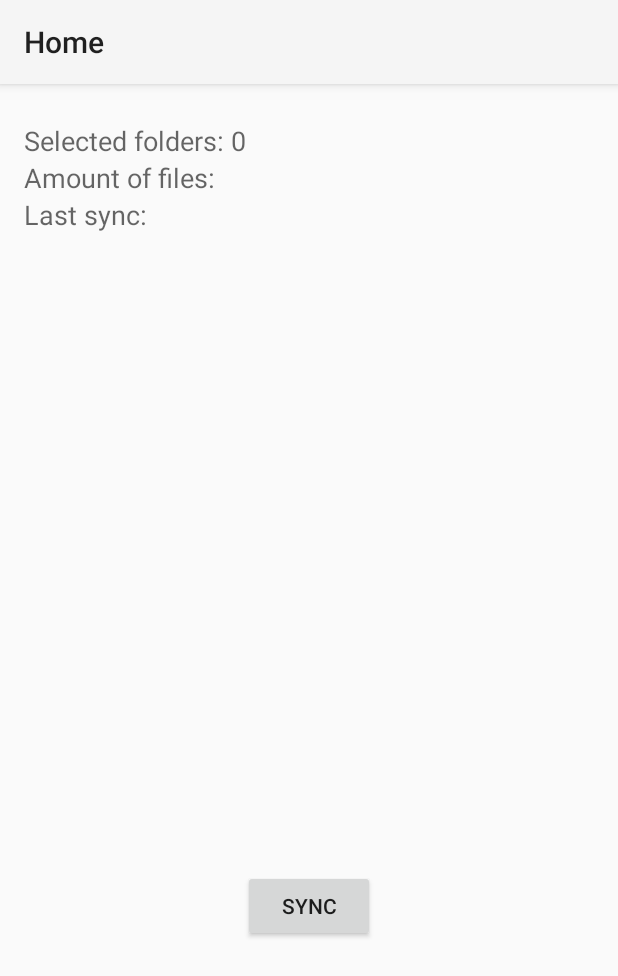
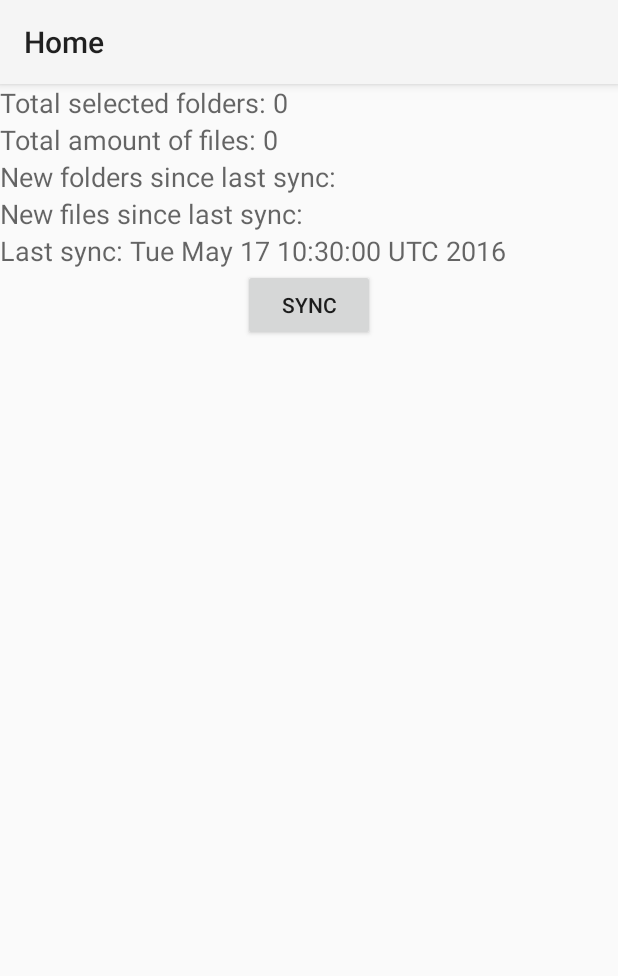
Before and after one commit to SilverJan/PhotoSync, an Android app: the screen it shows after launch (MainActivity), on a phone screen of 412 x 824 dp. Shown: the top 976 px of the screen. Run offline under Robolectric (Android 15) with nearby library versions, the phone set to English and light mode, and no system bars.

Commit message:
Android dashboard and SharedPreferences

```diff
--- a/app/build.gradle
+++ b/app/build.gradle
@@ -23,4 +23,5 @@ dependencies {
     compile fileTree(dir: 'libs', include: ['*.jar'])
     testCompile 'junit:junit:4.12'
     compile 'com.android.support:appcompat-v7:23.0.1'
+    compile 'com.squareup.retrofit2:retrofit:2.0.2'
 }
--- a/app/src/main/AndroidManifest.xml
+++ b/app/src/main/AndroidManifest.xml
@@ -3,6 +3,7 @@
     package="de.jbi.photosync">
 
     <uses-permission android:name="android.permission.READ_EXTERNAL_STORAGE" />
+    <uses-permission android:name="android.permission.INTERNET"/>
 
     <application
         android:allowBackup="true"
@@ -17,7 +18,6 @@
                 <category android:name="android.intent.category.LAUNCHER" />
             </intent-filter>
         </activity>
-        <activity android:name=".activities.DeviceInfoActivity" />
     </application>
 
 </manifest>
--- a/app/src/main/java/de/jbi/photosync/activities/MainActivity.java
+++ b/app/src/main/java/de/jbi/photosync/activities/MainActivity.java
@@ -11,12 +11,15 @@ import android.widget.AdapterView;
 import android.widget.ArrayAdapter;
 import android.widget.ListView;
 
+import java.util.List;
+
 import de.jbi.photosync.R;
 import de.jbi.photosync.content.DataContentHandler;
+import de.jbi.photosync.content.SharedPreferencesUtil;
 import de.jbi.photosync.fragments.DashboardFragment;
 import de.jbi.photosync.fragments.DeviceInfoFragment;
 import de.jbi.photosync.fragments.FolderSelectionFragment;
-import de.jbi.photosync.utils.MockFolder;
+import de.jbi.photosync.utils.Folder;
 
 public class MainActivity extends AppCompatActivity {
     private DrawerLayout drawerLayout;
@@ -30,6 +33,9 @@ public class MainActivity extends AppCompatActivity {
     protected void onCreate(Bundle savedInstanceState) {
         super.onCreate(savedInstanceState);
         setContentView(R.layout.activity_main);
+
+        List<Folder> initialFolders = SharedPreferencesUtil.getFolders(this);
+        DataContentHandler.getInstance().setSelectedFolders(initialFolders);
 
         fragmentTitles = getResources().getStringArray(R.array.fragments_array);
         drawerLayout = (DrawerLayout) findViewById(R.id.drawer_layout);
--- a/app/src/main/java/de/jbi/photosync/content/DataContentHandler.java
+++ b/app/src/main/java/de/jbi/photosync/content/DataContentHandler.java
@@ -10,7 +10,6 @@ import de.jbi.photosync.utils.Folder;
  */
 public class DataContentHandler {
     private static DataContentHandler ourInstance = new DataContentHandler();
-
     private List<Folder> selectedFolders;
 
     public static DataContentHandler getInstance() {
@@ -53,4 +52,12 @@ public class DataContentHandler {
         selectedFolders.remove(folder);
     }
 
+    public int getTotalAmountOfFiles() {
+        int total = 0;
+        for (Folder folder:selectedFolders) {
+            total += folder.getChildAmount();
+        }
+        return total;
+    }
+
 }
--- /dev/null
+++ b/app/src/main/java/de/jbi/photosync/content/SharedPreferencesUtil.java
@@ -0,0 +1,80 @@
+package de.jbi.photosync.content;
+
+import android.content.Context;
+import android.content.SharedPreferences;
+
+import java.io.File;
+import java.util.ArrayList;
+import java.util.Date;
+import java.util.GregorianCalendar;
+import java.util.List;
+import java.util.Locale;
+import java.util.Map;
+import java.util.SimpleTimeZone;
+
+import de.jbi.photosync.R;
+import de.jbi.photosync.utils.Folder;
+
+/**
+ * Created by Jan on 16.05.2016.
+ */
+public class SharedPreferencesUtil {
+    private static final String META_LAST_SYNC = "LAST_SYNC";
+
+    public static List<Folder> getFolders(Context ctx) {
+        SharedPreferences sharedPref = ctx.getSharedPreferences(ctx.getString(R.string.shared_preference_data), Context.MODE_PRIVATE);
+
+        List<Folder> folderList = new ArrayList<>();
+        Map<String, ?> folderMaps = sharedPref.getAll();
+
+        for (String key : folderMaps.keySet()) {
+            File folderFile = new File((String) folderMaps.get(key));
+            Folder folder = new Folder(folderFile, true);
+            folderList.add(folder);
+        }
+
+        return folderList;
+    }
+
+    public static void addFolder(Context ctx, Folder folder) {
+        SharedPreferences sharedPref = ctx.getSharedPreferences(ctx.getString(R.string.shared_preference_data), Context.MODE_PRIVATE);
+        SharedPreferences.Editor editor = sharedPref.edit();
+
+        editor.putString(folder.getId().toString(), folder.getAbsolutePath().getAbsolutePath());
+        editor.commit();
+    }
+
+    public static void removeFolder(Context ctx, Folder folder) {
+        if (!getFolders(ctx).contains(folder)) {
+//            throw new IllegalArgumentException("Folder was not found in local storage!");
+            // TODO dafuq
+        }
+
+        SharedPreferences sharedPref = ctx.getSharedPreferences(ctx.getString(R.string.shared_preference_data), Context.MODE_PRIVATE);
+        SharedPreferences.Editor editor = sharedPref.edit();
+
+        editor.remove(folder.getId().toString());
+        editor.commit();
+
+        List<Folder> bla = getFolders(ctx);
+    }
+
+    public static void cleanFolderStorage(Context ctx) {
+        SharedPreferences sharedPref = ctx.getSharedPreferences(ctx.getString(R.string.shared_preference_data), Context.MODE_PRIVATE);
+        SharedPreferences.Editor editor = sharedPref.edit();
+        editor.clear();
+        editor.commit();
+    }
+
+    public static void addMetaData(Context ctx) {
+        SharedPreferences sharedPref = ctx.getSharedPreferences(ctx.getString(R.string.shared_preference_meta), Context.MODE_PRIVATE);
+        SharedPreferences.Editor editor = sharedPref.edit();
+
+        editor.putString(META_LAST_SYNC, new Date(System.currentTimeMillis()).toString());
+    }
+
+    public static String getMetaData(Context ctx) {
+        SharedPreferences sharedPref = ctx.getSharedPreferences(ctx.getString(R.string.shared_preference_meta), Context.MODE_PRIVATE);
+        return sharedPref.getString(META_LAST_SYNC, new Date(System.currentTimeMillis()).toString());
+    }
+}
--- a/app/src/main/java/de/jbi/photosync/fragments/DashboardFragment.java
+++ b/app/src/main/java/de/jbi/photosync/fragments/DashboardFragment.java
@@ -11,16 +11,15 @@ import android.os.Bundle;
 import android.view.LayoutInflater;
 import android.view.View;
 import android.view.ViewGroup;
+import android.widget.Button;
 import android.widget.TextView;
 
 import de.jbi.photosync.R;
 import de.jbi.photosync.content.DataContentHandler;
+import de.jbi.photosync.content.SharedPreferencesUtil;
 
 import static de.jbi.photosync.content.DataContentHandler.getInstance;
 
-/**
- * Fragment that appears in the "frame_container", shows an empty fragment
- */
 public class DashboardFragment extends Fragment {
     private Activity activity;
     private Context ctx;
@@ -35,8 +34,6 @@ public class DashboardFragment extends Fragment {
     @Override
     public View onCreateView(LayoutInflater inflater, ViewGroup container, Bundle savedInstanceState) {
         rootView = inflater.inflate(R.layout.fragment_dashboard, container, false);
-//        int i = getArguments().getInt(ARG_FRAGMENT_NUMBER);
-
         activity = getActivity();
         ctx = activity.getApplicationContext();
 
@@ -48,12 +45,27 @@ public class DashboardFragment extends Fragment {
     private void setInfos() {
         DataContentHandler dataContentHandler = getInstance();
 
-        TextView selectedFoldersInfoTV = (TextView) rootView.findViewById(R.id.selectedFoldersInfoTextView);
+        TextView selectedFoldersInfoTV = (TextView) rootView.findViewById(R.id.totalSelectedFoldersInfoTextView);
         selectedFoldersInfoTV.append(Integer.toString(dataContentHandler.getSelectedFolders().size()));
 
-        TextView fileDirTV = (TextView) rootView.findViewById(R.id.fileDirTextView);
+        TextView totalFileAmountTV = (TextView) rootView.findViewById(R.id.totalFileAmountTextView);
+        TextView lastSyncTV = (TextView) rootView.findViewById(R.id.lastSyncTextView);
+        Button syncBtn = (Button) rootView.findViewById(R.id.syncButton);
 
-        TextView lastSyncTV = (TextView) rootView.findViewById(R.id.lastSyncTextView);
+        totalFileAmountTV.append(Integer.toString(dataContentHandler.getTotalAmountOfFiles()));
+        lastSyncTV.append(SharedPreferencesUtil.getMetaData(ctx));
+
+        syncBtn.setOnClickListener(new View.OnClickListener() {
+            @Override
+            public void onClick(View v) {
+                // TODO add update of lastsync text view
+                handleSync();
+            }
+        });
 
     }
+
+    private void handleSync() {
+        SharedPreferencesUtil.addMetaData(ctx);
+    }
 }
--- a/app/src/main/res/layout/fragment_dashboard.xml
+++ b/app/src/main/res/layout/fragment_dashboard.xml
@@ -1,45 +1,62 @@
-<RelativeLayout xmlns:android="http://schemas.android.com/apk/res/android"
+<LinearLayout xmlns:android="http://schemas.android.com/apk/res/android"
     android:layout_width="match_parent"
     android:layout_height="match_parent"
-    android:paddingBottom="@dimen/activity_vertical_margin"
-    android:paddingLeft="@dimen/activity_horizontal_margin"
-    android:paddingRight="@dimen/activity_horizontal_margin"
-    android:paddingTop="@dimen/activity_vertical_margin">
+    android:orientation="vertical">
 
-    <TextView
+    <!-- Pseudo toolbar workaround -->
+    <LinearLayout
+        android:layout_width="match_parent"
+        android:layout_height="?attr/actionBarSize"></LinearLayout>
+
+    <LinearLayout
+        android:layout_width="match_parent"
+        android:layout_height="wrap_content"
+        android:orientation="vertical">
+
+        <TextView
+            android:id="@+id/totalSelectedFoldersInfoTextView"
+            android:layout_width="match_parent"
+            android:layout_height="wrap_content"
+            android:text="Total selected folders: "
+            android:textAppearance="?android:attr/textAppearanceMedium" />
+
+        <TextView
+            android:id="@+id/totalFileAmountTextView"
+            android:layout_width="match_parent"
+            android:layout_height="wrap_content"
+            android:text="Total amount of files: "
+            android:textAppearance="?android:attr/textAppearanceMedium" />
+
+        <TextView
+            android:id="@+id/newSelectedFoldersInfoTextView"
+            android:layout_width="match_parent"
+            android:layout_height="wrap_content"
+            android:text="New folders since last sync: "
+            android:textAppearance="?android:attr/textAppearanceMedium" />
+
+        <TextView
+            android:id="@+id/newFileAmountTextView"
+            android:layout_width="match_parent"
+            android:layout_height="wrap_content"
+            android:text="New files since last sync: "
+            android:textAppearance="?android:attr/textAppearanceMedium" />
+
+        <TextView
+            android:id="@+id/lastSyncTextView"
+            android:layout_width="match_parent"
+            android:layout_height="wrap_content"
+            android:text="Last sync: "
+            android:textAppearance="?android:attr/textAppearanceMedium" />
+    </LinearLayout>
+
+    <Button
+        android:id="@+id/syncButton"
         android:layout_width="wrap_content"
         android:layout_height="wrap_content"
-        android:textAppearance="?android:attr/textAppearanceMedium"
-        android:text="Selected folders: "
-        android:id="@+id/selectedFoldersInfoTextView"
-        android:layout_alignParentTop="true"
-        android:layout_alignParentStart="true"
-        android:layout_marginTop="65dp" />
+        android:layout_alignParentBottom="true"
+        android:layout_centerHorizontal="true"
+        android:layout_gravity="center"
+        android:layout_marginBottom="180dp"
+        android:text="Sync" />
 
-    <TextView
-        android:layout_width="wrap_content"
-        android:layout_height="wrap_content"
-        android:textAppearance="?android:attr/textAppearanceMedium"
-        android:text="Last sync: "
-        android:id="@+id/lastSyncTextView"
-        android:layout_below="@+id/fileAmountTextView"
-        android:layout_alignParentStart="true" />
-
-    <Button
-        android:layout_width="wrap_content"
-        android:layout_height="wrap_content"
-        android:text="Sync"
-        android:id="@+id/syncButton"
-        android:layout_marginBottom="180dp"
-        android:layout_alignParentBottom="true"
-        android:layout_centerHorizontal="true" />
-
-    <TextView
-        android:layout_width="wrap_content"
-        android:layout_height="wrap_content"
-        android:textAppearance="?android:attr/textAppearanceMedium"
-        android:text="Amount of files: "
-        android:id="@+id/fileAmountTextView"
-        android:layout_below="@+id/selectedFoldersInfoTextView"
-        android:layout_alignParentStart="true" />
-</RelativeLayout>
+</LinearLayout>
--- a/app/src/main/res/layout/fragment_device_info.xml
+++ b/app/src/main/res/layout/fragment_device_info.xml
@@ -7,8 +7,7 @@
     android:paddingBottom="@dimen/activity_vertical_margin"
     android:paddingLeft="@dimen/activity_horizontal_margin"
     android:paddingRight="@dimen/activity_horizontal_margin"
-    android:paddingTop="@dimen/activity_vertical_margin"
-    tools:context="de.jbi.photosync.activities.DeviceInfoActivity">
+    android:paddingTop="@dimen/activity_vertical_margin">
 
     <!-- Pseudo toolbar workaround -->
     <LinearLayout
--- a/app/src/main/res/values/strings.xml
+++ b/app/src/main/res/values/strings.xml
@@ -1,5 +1,8 @@
 <resources>
+    <!-- Development constants -->
     <string name="app_name">PhotoSync</string>
+    <string name="shared_preference_data">PhotoSyncData</string>
+    <string name="shared_preference_meta">PhotoSyncMeta</string>
     <string-array name="fragments_array">
         <item>Home</item>
         <item>Device Infos</item>
@@ -9,4 +12,5 @@
     <!-- Folder selection fragment -->
     <string name="fragment_folder_selection_long_press_info">Long-press a row for more information\n</string>
     <string name="fragment_folder_selection_add_folder">Add folder</string>
+    <string name="fragment_folder_selection_remove_all_folders">Remove all folders</string>
 </resources>
```
Also changed, not shown: app/src/main/java/de/jbi/photosync/activities/DeviceInfoActivity.java (deleted, +0 -68 lines), app/src/main/java/de/jbi/photosync/adapters/FolderArrayAdapter.java (+6 -2 lines), app/src/main/java/de/jbi/photosync/fragments/FolderSelectionFragment.java (+21 -3 lines), app/src/main/java/de/jbi/photosync/utils/Folder.java (+8 -0 lines), app/src/main/java/de/jbi/photosync/utils/StorageAccessor.java (added, +38 -0 lines), 1 other file.
